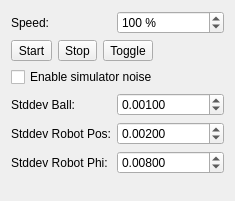
First picture: the form in src/ra/simulatorwidget.ui, repository robotics-erlangen/framework, before the edit.
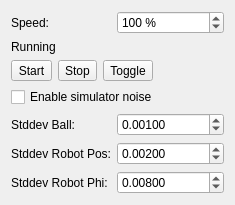
Second picture: the form after the edit.

Commit message: ra: show simulator paused state in simulatorwidget

```diff
--- a/src/ra/simulatorwidget.ui
+++ b/src/ra/simulatorwidget.ui
@@ -37,7 +37,7 @@
      </property>
     </widget>
    </item>
-   <item row="1" column="0" colspan="2">
+   <item row="2" column="0" colspan="2">
     <layout class="QHBoxLayout" name="horizontalLayout">
      <item>
       <widget class="QToolButton" name="btnStart">
@@ -65,14 +65,14 @@
      </item>
     </layout>
    </item>
-   <item row="3" column="0">
+   <item row="4" column="0">
     <widget class="QLabel" name="label_2">
      <property name="text">
       <string>Stddev Ball:</string>
      </property>
     </widget>
    </item>
-   <item row="3" column="1">
+   <item row="4" column="1">
     <widget class="QDoubleSpinBox" name="spinStddevBall">
      <property name="decimals">
       <number>5</number>
@@ -88,14 +88,14 @@
      </property>
     </widget>
    </item>
-   <item row="4" column="0">
+   <item row="5" column="0">
     <widget class="QLabel" name="label_3">
      <property name="text">
       <string>Stddev Robot Pos:</string>
      </property>
     </widget>
    </item>
-   <item row="4" column="1">
+   <item row="5" column="1">
     <widget class="QDoubleSpinBox" name="spinStddevRobotPos">
      <property name="decimals">
       <number>5</number>
@@ -111,14 +111,14 @@
      </property>
     </widget>
    </item>
-   <item row="5" column="0">
+   <item row="6" column="0">
     <widget class="QLabel" name="label_4">
      <property name="text">
       <string>Stddev Robot Phi:</string>
      </property>
     </widget>
    </item>
-   <item row="5" column="1">
+   <item row="6" column="1">
     <widget class="QDoubleSpinBox" name="spinStddevRobotPhi">
      <property name="decimals">
       <number>5</number>
@@ -134,13 +134,20 @@
      </property>
     </widget>
    </item>
-   <item row="2" column="0" colspan="2">
+   <item row="3" column="0" colspan="2">
     <widget class="QCheckBox" name="chkEnableNoise">
      <property name="text">
       <string>Enable simulator noise</string>
      </property>
     </widget>
    </item>
+   <item row="1" column="0" colspan="2">
+    <widget class="QLabel" name="pausedState">
+     <property name="text">
+      <string>Running</string>
+     </property>
+    </widget>
+   </item>
   </layout>
  </widget>
  <tabstops>
```
Left out of the diff: 3 changed lines with no effect on the pictures. The commit also changes 3 other files.
